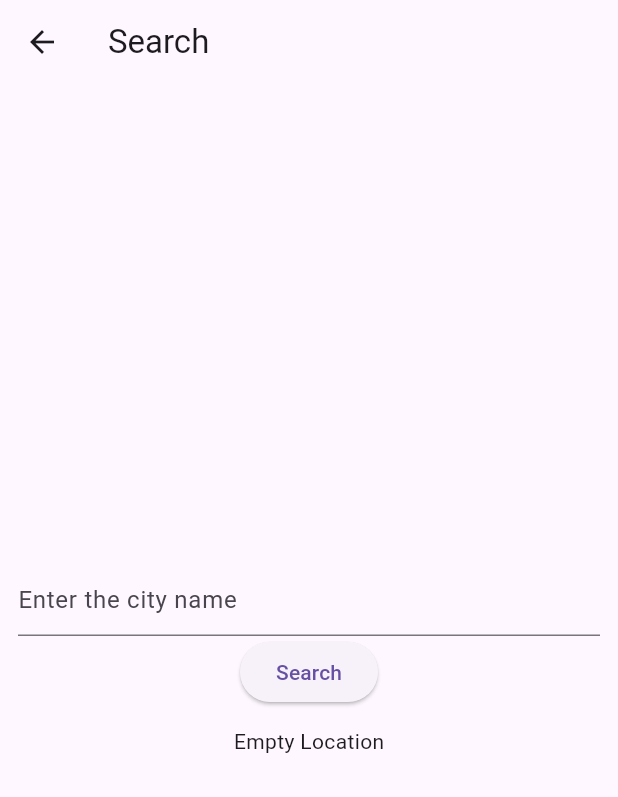
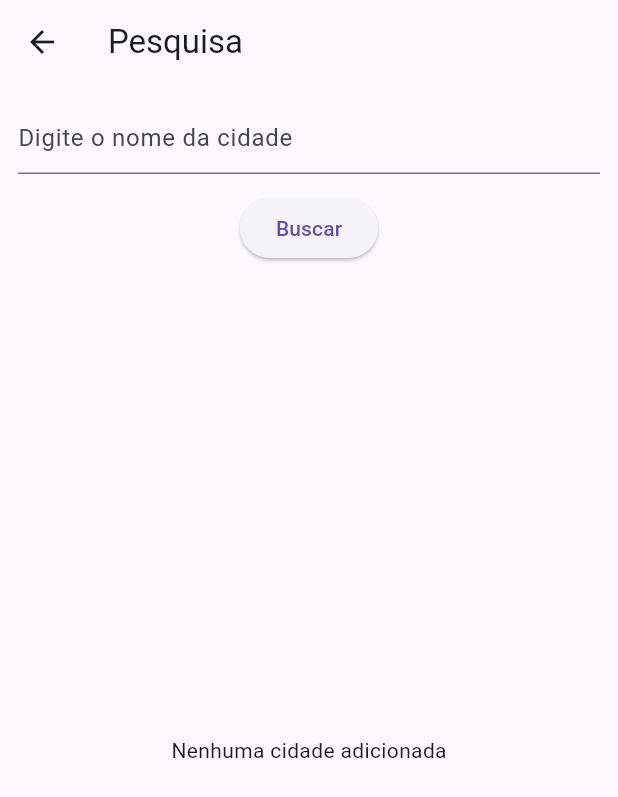
Before and after one commit to DaviEspinosa/FLUTTER, a Flutter app: the SearchScreen screen opened by its route, on a phone screen of 412 x 824 dp. Shown: the top 797 px of the screen. Run offline on Flutter 3.47's test engine with Material 3 defaults, Android fonts, the phone set to English and light mode, and no system bars; our stand-ins replace audioplayers, cloud_firestore, firebase_auth, firebase_core, geolocator and 2 more; missing offline and left inert: dart:ffi, dart:html, dart:js, dart:js_interop; accounts and stored records are empty.

Commit message:
Update search_screen.dart

```diff
--- a/projeto_api_geo_temp_correcao/lib/View/search_screen.dart
+++ b/projeto_api_geo_temp_correcao/lib/View/search_screen.dart
@@ -6,7 +6,7 @@ import 'package:projeto_api_geo_temp_correcao/View/details_weather_screen.dart';
 import '../Model/city_model.dart';
 
 class SearchScreen extends StatefulWidget {
-  const SearchScreen({super.key});
+  const SearchScreen({Key? key}) : super(key: key);
 
   @override
   State<SearchScreen> createState() => _SearchScreenState();
@@ -21,7 +21,7 @@ class _SearchScreenState extends State<SearchScreen> {
   @override
   Widget build(BuildContext context) {
     return Scaffold(
-      appBar: AppBar(title: Text("Search")),
+      appBar: AppBar(title: Text("Pesquisa")),
       body: Padding(
         padding: EdgeInsets.all(12),
         child: Center(
@@ -32,42 +32,58 @@ class _SearchScreenState extends State<SearchScreen> {
               children: <Widget>[
                 TextFormField(
                   controller: _cityController,
-                      decoration:
-                          InputDecoration(hintText: "Enter the city name"),
+                  decoration: InputDecoration(hintText: "Digite o nome da cidade"),
                   validator: (value) {
                     if (value!.trim().isEmpty) {
-                          return "Please enter a city";
+                      return "Por favor, digite uma cidade";
                     }
                     return null;
-                      }),
+                  },
+                ),
+                SizedBox(height: 12),
                 ElevatedButton(
                   onPressed: () {
                     if (_formKey.currentState!.validate()) {
                       _cityFind(_cityController.text);
                     }
                   },
-                      child: const Text("Search")),
-                      const SizedBox(height: 12,),
-                      FutureBuilder(
+                  child: const Text("Buscar"),
+                ),
+                SizedBox(height: 12),
+                Expanded(
+                  child: FutureBuilder(
                     future: _dbController.listCities(),
-                        builder: (context,snapshot){
-                          if(_dbController.getCities().isNotEmpty){
+                    builder: (context, snapshot) {
+                      if (snapshot.connectionState == ConnectionState.waiting) {
+                        return Center(child: CircularProgressIndicator());
+                      }
+                      if (snapshot.hasData && _dbController.getCities().isNotEmpty) {
                         return ListView.builder(
                           itemCount: _dbController.getCities().length,
                           itemBuilder: (context, index) {
                             return ListTile(
                               title: Text(_dbController.getCities()[index].cityName),
                               onTap: () {
-                                      //
+                                Navigator.push(
+                                  context,
+                                  MaterialPageRoute(
+                                    builder: (context) => WeatherDetailsScreen(
+                                      cityName: _dbController.getCities()[index].cityName,
+                                    ),
+                                  ),
+                                );
                               },
                             );
-                                });
+                          },
+                        );
                       }
-                          return const Center(child: Text("Empty Location"));
-                        })
-
+                      return Center(child: Text("Nenhuma cidade adicionada"));
+                    },
+                  ),
+                ),
               ],
-              )),
+            ),
+          ),
         ),
       ),
     );
@@ -75,26 +91,31 @@ class _SearchScreenState extends State<SearchScreen> {
 
   Future<void> _cityFind(String city) async {
     if (await _controller.findCity(city)) {
-      //snackbar
-       City cityadd = City(cityName:city,favoritesCities:false);
-      _dbController.addCity(cityadd);
+      // Adicionar cidade ao banco de dados
+      City cityToAdd = City(cityName: city, favoritesCities: false);
+      _dbController.addCity(cityToAdd);
+
+      // Exibir snackbar de cidade encontrada
       ScaffoldMessenger.of(context).showSnackBar(
         const SnackBar(
-          content: Text("City found"),
+          content: Text("Cidade encontrada"),
           duration: Duration(seconds: 1),
         ),
       );
-      //navigation to details
+
+      // Navegar para a tela de detalhes do clima
       Navigator.push(
         context,
         MaterialPageRoute(
-              builder: (context) => WeatherDetailsScreen(cityName: city)));
+          builder: (context) => WeatherDetailsScreen(cityName: city),
+        ),
+      );
       setState(() {});
-    }else{
-      // snackbar
+    } else {
+      // Exibir snackbar de cidade não encontrada e limpar campo de texto
       ScaffoldMessenger.of(context).showSnackBar(
         const SnackBar(
-          content: Text("City not found"),
+          content: Text("Cidade não encontrada"),
           duration: Duration(seconds: 2),
         ),
       );
```
Lines whose indentation alone changed are shown as unchanged.
